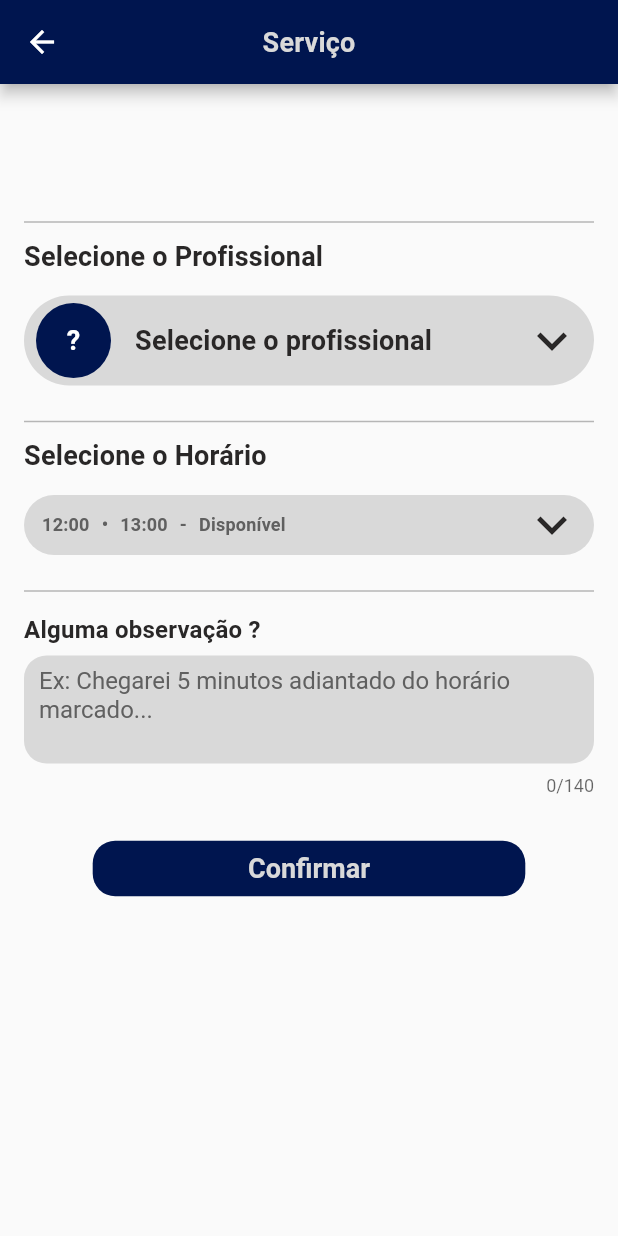
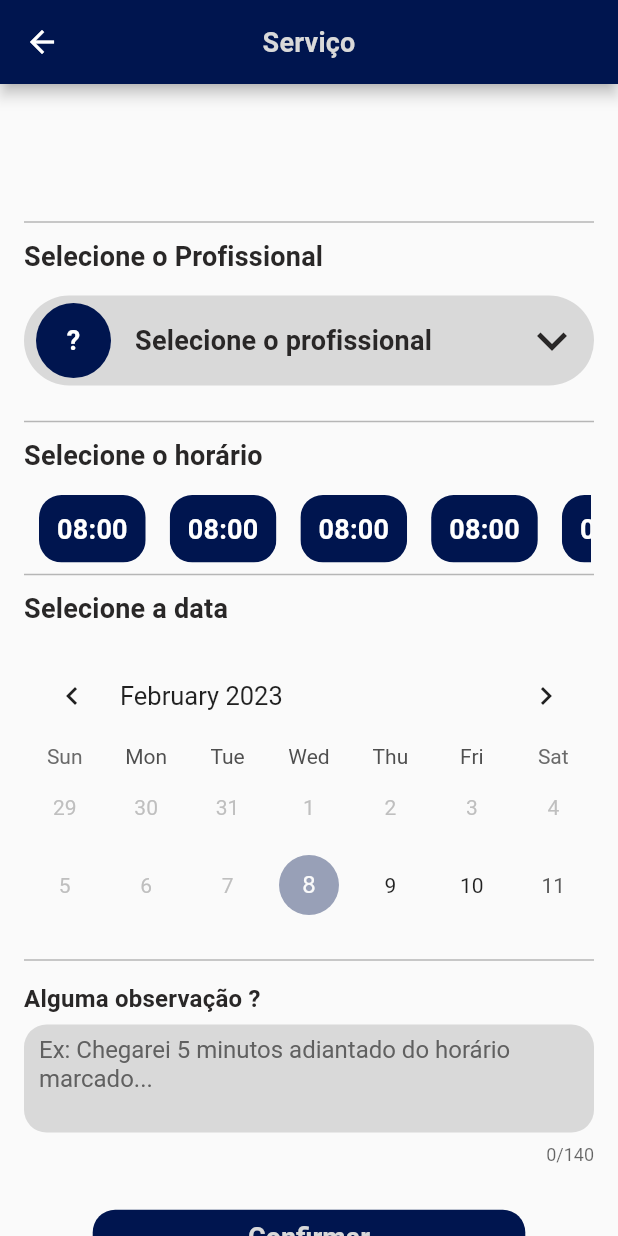
Before and after one commit to Bilson15/Wapper, a Flutter app: the ServicoParceiro screen opened directly with empty values, on a phone screen of 412 x 824 dp. Run offline on Flutter 3.47's test engine with Material 2 defaults, Android fonts, the phone set to English and light mode, and no system bars; drawn by our look-alikes of table_calendar; our stand-ins replace dropdown_search, flutter_rating_bar, get, lottie, mask_text_input_formatter, shared_preferences; accounts and stored records are empty; statements that could not run were skipped.

Commit message:
feat: seleção de serviço

```diff
--- a/lib/app/data/model/profissionalModel.dart
+++ b/lib/app/data/model/profissionalModel.dart
@@ -3,12 +3,16 @@ class ProfissionalModel {
   String? resumo;
   String? nome;
   int? status;
+  String? inicioAtendimento;
+  String? fimAtendimento;
 
   ProfissionalModel({
     this.id,
     this.resumo,
     this.nome,
     this.status,
+    this.inicioAtendimento,
+    this.fimAtendimento,
   });
 
   ProfissionalModel.fromJson(Map<String, dynamic> json) {
@@ -16,6 +20,8 @@ class ProfissionalModel {
     this.resumo = json['resumo'];
     this.nome = json['nome'];
     this.status = json['status_profissional'];
+    this.inicioAtendimento = json['inicio_atendimento'];
+    this.fimAtendimento = json['fim_atendimento'];
   }
 
   Map<String, dynamic> toJson() {
@@ -24,7 +30,8 @@ class ProfissionalModel {
     data['resumo'] = this.resumo;
     data['nome'] = this.nome;
     data['status_profissional'] = this.status;
-
+    data['inicio_atendimento'] = this.inicioAtendimento;
+    data['fim_atendimento'] = this.fimAtendimento;
     return data;
   }
 }
--- a/lib/app/ui/service_parceiro/controller/service_parceiro_controller.dart
+++ b/lib/app/ui/service_parceiro/controller/service_parceiro_controller.dart
@@ -1,11 +1,21 @@
 import 'package:get/get.dart';
+import 'package:table_calendar/table_calendar.dart';
 import 'package:wapper/app/data/model/profissionalModel.dart';
 
 import 'package:wapper/app/data/model/servicoModel.dart';
+import 'package:wapper/app/ui/utils/mask_formatter.dart';
 
 class ServiceParceiroController extends GetxController {
   final ServicoModel servico;
-  final profissionalSelecionado = Rxn<ProfissionalModel>();
+  Rxn profissionalSelecionado = Rxn<ProfissionalModel>();
+  Rxn diaSelecionado = Rxn<DateTime>();
+  Rx calendarFormat = Rx<CalendarFormat>(CalendarFormat.twoWeeks);
+  Rx<DateTime> focusedDay = Rx<DateTime>(DateTime.now());
+
+  final DateTime kFirstDay = DateTime.now();
+  final DateTime kLastDay = DateTime.now().add(Duration(days: 14));
+
+  MaskFormatter maskFormatter = MaskFormatter();
 
   ServiceParceiroController({required this.servico});
 
--- a/lib/app/ui/service_parceiro/view/service_parceiro.dart
+++ b/lib/app/ui/service_parceiro/view/service_parceiro.dart
@@ -1,5 +1,6 @@
 import 'package:flutter/material.dart';
 import 'package:get/get.dart';
+import 'package:table_calendar/table_calendar.dart';
 
 import 'package:wapper/app/data/model/servicoModel.dart';
 import 'package:wapper/app/ui/components/app_bar_component.dart';
@@ -311,175 +312,93 @@ class ServicoParceiro extends StatelessWidget {
                       Padding(
                         padding: EdgeInsets.only(top: 4, bottom: 16),
                         child: TextComponent(
-                          'Selecione o Horário',
+                          'Selecione o horário',
                           fontWeight: FontWeight.w600,
                           color: fontColor,
                         ),
                       ),
                     ],
                   ),
-                  GestureDetector(
-                    onTap: () {
-                      showModalBottomSheet(
-                          context: context,
-                          shape: RoundedRectangleBorder(
-                            borderRadius: BorderRadius.only(topLeft: Radius.circular(18), topRight: Radius.circular(18)),
-                          ),
-                          elevation: 0,
-                          builder: (BuildContext context) {
-                            return Container(
-                              height: Get.height / 2,
+                  Container(
+                    height: 45,
+                    child: Padding(
+                      padding: const EdgeInsets.symmetric(horizontal: 2),
                       child: ListView.builder(
                         itemCount: 10,
-                                itemBuilder: ((context, index) {
-                                  return ListTile(
-                                      title: Row(
-                                        children: [
-                                          Padding(
-                                            padding: EdgeInsets.symmetric(horizontal: 4),
+                        scrollDirection: Axis.horizontal,
+                        itemBuilder: (context, index) {
+                          return Container(
+                            padding: const EdgeInsets.symmetric(horizontal: 8),
+                            child: ClipRRect(
+                              borderRadius: BorderRadius.circular(15),
+                              child: Container(
+                                color: azulPadrao,
+                                padding: EdgeInsets.symmetric(horizontal: 12, vertical: 4),
+                                child: Center(
                                   child: TextComponent(
-                                              '12:00',
-                                              color: cinzaPadrao,
-                                              textOverflow: TextOverflow.ellipsis,
+                                    '08:00',
                                     fontWeight: FontWeight.bold,
-                                              fontSize: 12,
+                                    color: Colors.white,
                                   ),
                                 ),
-                                          Padding(
-                                            padding: EdgeInsets.symmetric(horizontal: 4),
-                                            child: TextComponent(
-                                              '•',
-                                              color: cinzaPadrao,
-                                              textOverflow: TextOverflow.ellipsis,
-                                              fontWeight: FontWeight.bold,
-                                              fontSize: 12,
                               ),
                             ),
-                                          Padding(
-                                            padding: EdgeInsets.symmetric(horizontal: 4),
-                                            child: TextComponent(
-                                              '13:00',
-                                              color: cinzaPadrao,
-                                              textOverflow: TextOverflow.ellipsis,
-                                              fontWeight: FontWeight.bold,
-                                              fontSize: 12,
+                          );
+                        },
                       ),
-                                          ),
-                                          Padding(
-                                            padding: EdgeInsets.symmetric(horizontal: 4),
-                                            child: TextComponent(
-                                              '-',
-                                              color: cinzaPadrao,
-                                              textOverflow: TextOverflow.ellipsis,
-                                              fontWeight: FontWeight.bold,
-                                              fontSize: 12,
-                                            ),
-                                          ),
-                                          Padding(
-                                            padding: EdgeInsets.symmetric(horizontal: 4),
-                                            child: TextComponent(
-                                              (index % 2 == 0 ? 'Disponível' : 'Reservado'),
-                                              color: cinzaPadrao,
-                                              textOverflow: TextOverflow.ellipsis,
-                                              fontWeight: FontWeight.bold,
-                                              fontSize: 12,
                     ),
                   ),
                 ],
               ),
-                                      onTap: () {
-                                        Get.back();
-                                      });
-                                }),
+              Column(
+                children: [
+                  Divider(
+                    thickness: 1,
+                    color: lineColor,
                   ),
-                            );
-                          });
-                    },
-                    child: Row(
-                      children: [
-                        Expanded(
-                          child: Container(
-                            decoration: BoxDecoration(borderRadius: BorderRadius.circular(80), color: backgroundFieldColor),
-                            child: Row(
-                              mainAxisAlignment: MainAxisAlignment.spaceBetween,
-                              children: [
-                                Expanded(
-                                  child: Padding(
-                                      padding: EdgeInsets.symmetric(horizontal: 8),
-                                      child: Row(
+                  Row(
+                    mainAxisAlignment: MainAxisAlignment.start,
                     children: [
                       Padding(
-                                            padding: EdgeInsets.symmetric(horizontal: 4),
+                        padding: EdgeInsets.only(top: 4, bottom: 16),
                         child: TextComponent(
-                                              '12:00',
-                                              color: cinzaPadrao,
-                                              textOverflow: TextOverflow.ellipsis,
-                                              fontWeight: FontWeight.bold,
-                                              fontSize: 12,
-                                            ),
-                                          ),
-                                          Padding(
-                                            padding: EdgeInsets.symmetric(horizontal: 4),
-                                            child: TextComponent(
-                                              '•',
-                                              color: cinzaPadrao,
-                                              textOverflow: TextOverflow.ellipsis,
-                                              fontWeight: FontWeight.bold,
-                                              fontSize: 12,
-                                            ),
-                                          ),
-                                          Padding(
-                                            padding: EdgeInsets.symmetric(horizontal: 4),
-                                            child: TextComponent(
-                                              '13:00',
-                                              color: cinzaPadrao,
-                                              textOverflow: TextOverflow.ellipsis,
-                                              fontWeight: FontWeight.bold,
-                                              fontSize: 12,
-                                            ),
-                                          ),
-                                          Padding(
-                                            padding: EdgeInsets.symmetric(horizontal: 4),
-                                            child: TextComponent(
-                                              '-',
-                                              color: cinzaPadrao,
-                                              textOverflow: TextOverflow.ellipsis,
-                                              fontWeight: FontWeight.bold,
-                                              fontSize: 12,
-                                            ),
-                                          ),
-                                          Padding(
-                                            padding: EdgeInsets.symmetric(horizontal: 4),
-                                            child: TextComponent(
-                                              'Disponível',
-                                              color: cinzaPadrao,
-                                              textOverflow: TextOverflow.ellipsis,
-                                              fontWeight: FontWeight.bold,
-                                              fontSize: 12,
+                          'Selecione a data',
+                          fontWeight: FontWeight.w600,
+                          color: fontColor,
                         ),
                       ),
                     ],
-                                      )),
                   ),
-                                Padding(
-                                  padding: const EdgeInsets.symmetric(horizontal: 8),
-                                  child: Column(
-                                    crossAxisAlignment: CrossAxisAlignment.center,
-                                    mainAxisAlignment: MainAxisAlignment.center,
-                                    children: [
-                                      Icon(
-                                        size: 40,
-                                        Icons.keyboard_arrow_down,
-                                        color: fontColor,
-                                      ),
-                                    ],
-                                  ),
-                                )
-                              ],
-                            ),
-                          ),
-                        ),
-                      ],
+                  Obx(
+                    () => TableCalendar(
+                      firstDay: controller.kFirstDay,
+                      lastDay: controller.kLastDay,
+                      focusedDay: controller.focusedDay.value,
+                      calendarStyle: CalendarStyle(
+                          selectedDecoration: const BoxDecoration(color: Color.fromARGB(255, 0, 21, 79), shape: BoxShape.circle),
+                          todayDecoration: const BoxDecoration(color: Color.fromARGB(100, 0, 21, 79), shape: BoxShape.circle)),
+                      availableCalendarFormats: const {
+                        CalendarFormat.twoWeeks: 'TwoWeeks',
+                      },
+                      calendarFormat: controller.calendarFormat.value,
+                      locale: 'en_US',
+                      selectedDayPredicate: (day) {
+                        return isSameDay(controller.diaSelecionado.value, day);
+                      },
+                      onDaySelected: (selectedDay, focusedDay) {
+                        if (!isSameDay(controller.diaSelecionado.value, selectedDay)) {
+                          controller.diaSelecionado.value = selectedDay;
+                          controller.focusedDay.value = focusedDay;
+                        }
+                      },
+                      onFormatChanged: (format) {
+                        if (controller.calendarFormat.value != format) {
+                          controller.calendarFormat.value = format;
+                        }
+                      },
+                      onPageChanged: (focusedDay) {
+                        controller.focusedDay.value = focusedDay;
+                      },
                     ),
                   ),
                   const SizedBox(
--- a/pubspec.yaml
+++ b/pubspec.yaml
@@ -44,6 +44,7 @@ dependencies:
   flutter_launcher_icons: ^0.9.3
   flutter_rating_bar: ^4.0.1
   shared_preferences: ^2.0.15
+  table_calendar: ^3.0.8
 
 
 
```
Also changed, not shown: pubspec.lock. Lines whose indentation alone changed are shown as unchanged.
